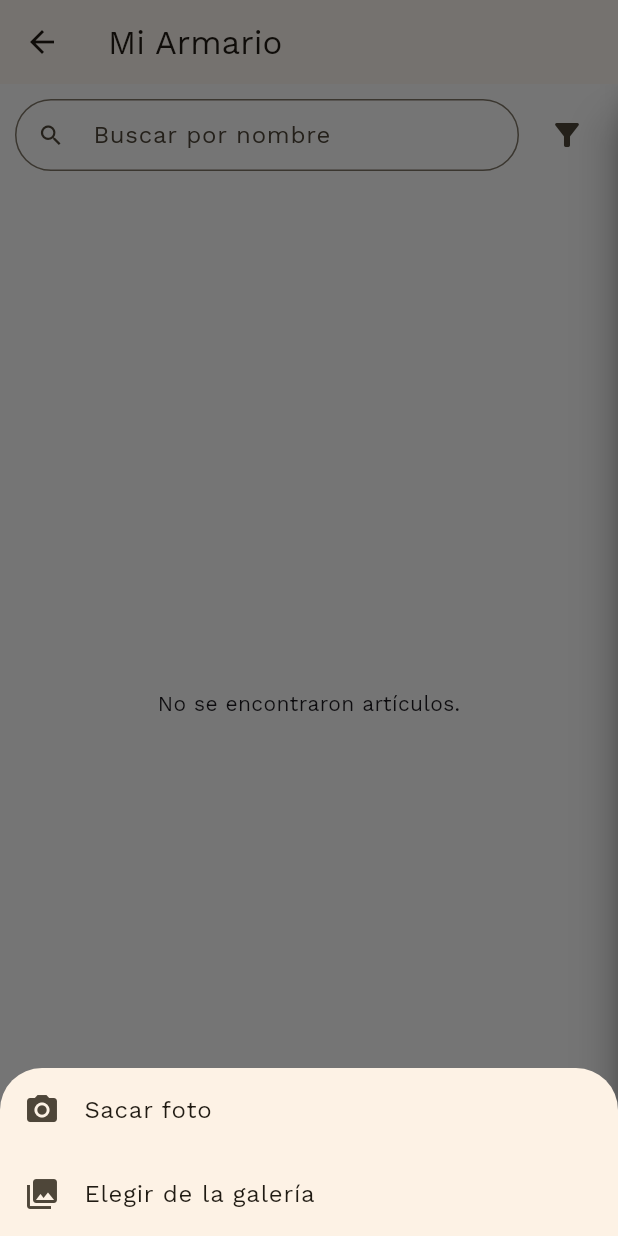
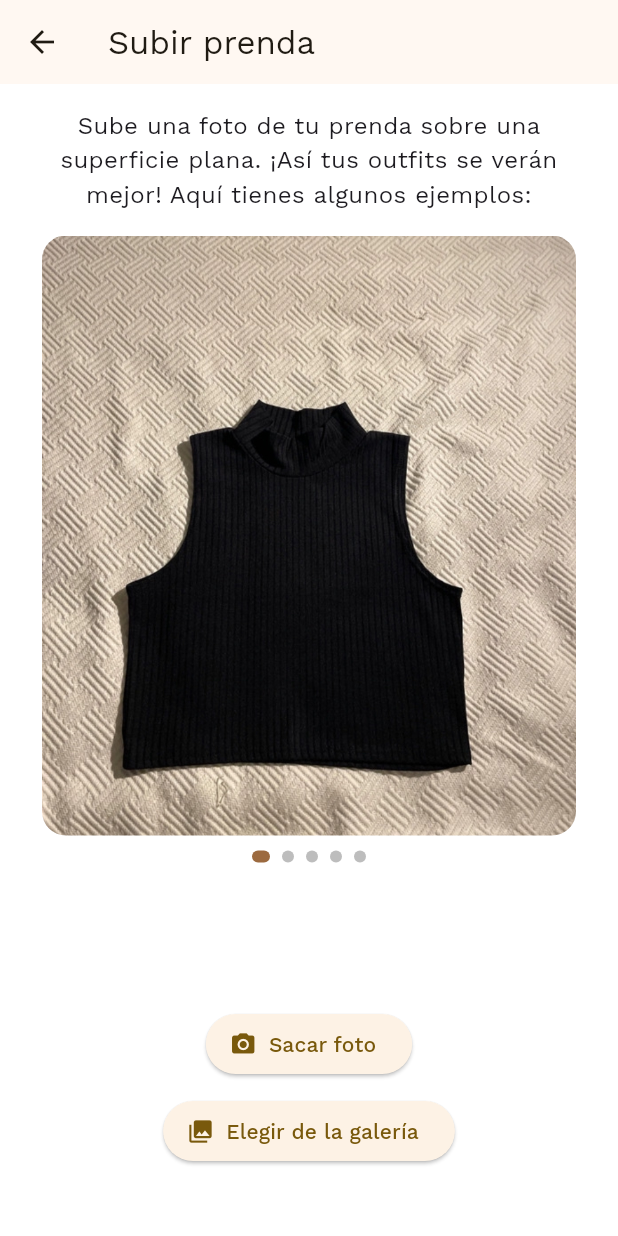
Before and after one commit to sarachillon/reverie, a Flutter app: the ArmarioScreen screen opened directly, after a tap on the "add" icon, on a phone screen of 412 x 824 dp. Run offline on Flutter 3.47's test engine with Material 3 defaults, Android fonts, the phone set to English and light mode, and no system bars; our stand-ins replace device_info_plus, flutter_dotenv, google_fonts, google_sign_in, image_picker, permission_handler and 1 more; accounts and stored records are empty.

Commit message:
ejemplos de como subir articulos

```diff
--- a/frontend/lib/screens/armarioVirtual/armario_screen.dart
+++ b/frontend/lib/screens/armarioVirtual/armario_screen.dart
@@ -2,6 +2,7 @@ import 'dart:io';
 import 'package:flutter/material.dart';
 import 'package:frontend/screens/armarioVirtual/filtros_articulo_propio_screen.dart';
 import 'package:frontend/screens/armarioVirtual/formulario_articulo_screen.dart';
+import 'package:frontend/screens/armarioVirtual/subir_foto_screen.dart';
 import 'package:image_picker/image_picker.dart';
 import 'package:permission_handler/permission_handler.dart';
 import 'package:device_info_plus/device_info_plus.dart';
@@ -288,12 +289,21 @@ class _ArmarioScreenState extends State<ArmarioScreen> {
         ],
       ),
       floatingActionButton: _mostrarFiltros
-          ? null
-          : FloatingActionButton(
-              onPressed: () => _mostrarOpcionesImagen(context),
-              child: const Icon(Icons.add),
-              tooltip: 'Añadir prenda',
-            ),
+        ? null
+        : FloatingActionButton(
+            onPressed: () async {
+              final result = await Navigator.push(
+                context,
+                MaterialPageRoute(builder: (_) => const SubirFotoScreen()),
+              );
+              if (result == true) {
+                _cargarArticulosPropios(); // recarga el armario si se añadió algo
+              }
+            },
+            child: const Icon(Icons.add),
+            tooltip: 'Añadir prenda',
+          ),
+
     );
   }
 }
--- /dev/null
+++ b/frontend/lib/screens/armarioVirtual/subir_foto_screen.dart
@@ -0,0 +1,154 @@
+import 'dart:io';
+import 'package:flutter/material.dart';
+import 'package:image_picker/image_picker.dart';
+import 'package:permission_handler/permission_handler.dart';
+import 'package:device_info_plus/device_info_plus.dart';
+import 'package:frontend/screens/armarioVirtual/formulario_articulo_screen.dart';
+
+class SubirFotoScreen extends StatefulWidget {
+  const SubirFotoScreen({super.key});
+
+  @override
+  State<SubirFotoScreen> createState() => _SubirFotoScreenState();
+}
+
+class _SubirFotoScreenState extends State<SubirFotoScreen> {
+  File? _imageFile;
+  bool _isPicking = false;
+  final PageController _pageController = PageController();
+  int _paginaActual = 0;
+
+  final List<String> ejemplos = [
+    'assets/articulos/top_negro.png',
+    'assets/articulos/falda_cuadros.png',
+    'assets/articulos/vaqueros_pull.png',
+    'assets/articulos/botas_altas.png',
+    'assets/articulos/camiseta_larga.png',
+  ];
+
+  Future<void> _pedirPermisos() async {
+    Map<Permission, PermissionStatus> statuses;
+
+    if (Platform.isAndroid) {
+      final sdk = (await DeviceInfoPlugin().androidInfo).version.sdkInt;
+      statuses = sdk >= 33
+          ? await [Permission.camera, Permission.photos].request()
+          : await [Permission.camera, Permission.storage].request();
+    } else {
+      statuses = await [Permission.camera, Permission.photos].request();
+    }
+
+    if (statuses.values.any((status) => status.isPermanentlyDenied)) {
+      await showDialog(
+        context: context,
+        builder: (_) => AlertDialog(
+          title: const Text('Permisos necesarios'),
+          content: const Text('Concede los permisos necesarios en la configuración.'),
+          actions: [
+            TextButton(onPressed: () => Navigator.pop(context), child: const Text('Cancelar')),
+            TextButton(onPressed: () => openAppSettings(), child: const Text('Abrir configuración')),
+          ],
+        ),
+      );
+    }
+  }
+
+  Future<void> _seleccionarImagen(ImageSource source) async {
+    if (_isPicking) return;
+    _isPicking = true;
+
+    try {
+      await _pedirPermisos();
+      final picker = ImagePicker();
+      final pickedFile = await picker.pickImage(source: source);
+
+      if (pickedFile != null) {
+        _imageFile = File(pickedFile.path);
+
+        final result = await Navigator.push(
+          context,
+          MaterialPageRoute(
+            builder: (_) => FormularioArticuloScreen(imagenFile: _imageFile!),
+          ),
+        );
+
+        if (result == true) {
+          Navigator.pop(context, true);
+        }
+      }
+    } catch (e) {
+      print("Error al seleccionar o sacar una foto: $e");
+    } finally {
+      _isPicking = false;
+    }
+  }
+
+  @override
+  Widget build(BuildContext context) {
+    return Scaffold(
+      appBar: AppBar(title: const Text("Subir prenda")),
+      body: Padding(
+        padding: const EdgeInsets.all(16.0),
+        child: Column(
+          children: [
+            Text(
+              "Sube una foto de tu prenda sobre una superficie plana. ¡Así tus outfits se verán mejor! Aquí tienes algunos ejemplos:",
+              textAlign: TextAlign.center,
+              style: const TextStyle(fontSize: 16),
+            ),
+            const SizedBox(height: 16),
+            SizedBox(
+              height: 400,
+              child: PageView.builder(
+                controller: _pageController,
+                itemCount: ejemplos.length,
+                onPageChanged: (index) => setState(() => _paginaActual = index),
+                itemBuilder: (_, index) {
+                  return Padding(
+                    padding: const EdgeInsets.symmetric(horizontal: 12.0),
+                    child: ClipRRect(
+                      borderRadius: BorderRadius.circular(16),
+                      child: Image.asset(
+                        ejemplos[index],
+                        fit: BoxFit.cover,
+                      ),
+                    ),
+                  );
+                },
+              ),
+            ),
+            const SizedBox(height: 10),
+            Row(
+              mainAxisAlignment: MainAxisAlignment.center,
+              children: List.generate(ejemplos.length, (index) {
+                return AnimatedContainer(
+                  duration: const Duration(milliseconds: 200),
+                  margin: const EdgeInsets.symmetric(horizontal: 4),
+                  width: _paginaActual == index ? 12 : 8,
+                  height: 8,
+                  decoration: BoxDecoration(
+                    color: _paginaActual == index ? Color(0xFF9C6A3F) : Colors.grey[400],
+                    borderRadius: BorderRadius.circular(4),
+                  ),
+                );
+              }),
+            ),
+            const Spacer(),
+            ElevatedButton.icon(
+              icon: const Icon(Icons.camera_alt),
+              label: const Text("Sacar foto"),
+              onPressed: () => _seleccionarImagen(ImageSource.camera),
+            ),
+            const SizedBox(height: 10),
+            ElevatedButton.icon(
+              icon: const Icon(Icons.photo_library),
+              label: const Text("Elegir de la galería"),
+              onPressed: () => _seleccionarImagen(ImageSource.gallery),
+            ),
+            const SizedBox(height: 30),
+          ],
+        ),
+      ),
+    );
+  }
+}
--- a/frontend/pubspec.yaml
+++ b/frontend/pubspec.yaml
@@ -81,6 +81,11 @@ flutter:
   - .env
   - assets/logo_reverie.png
   - assets/logo_reverie_text.png
+  - assets/articulos/top_negro.png
+  - assets/articulos/falda_cuadros.png
+  - assets/articulos/vaqueros_pull.png
+  - assets/articulos/botas_altas.png
+  - assets/articulos/camiseta_larga.png
   # An image asset can refer to one or more resolution-specific "variants", see
   # https://flutter.dev/to/resolution-aware-images
 
```
Also changed, not shown: frontend/assets/articulos/botas_altas.png (added), frontend/assets/articulos/camiseta_larga.png (added), frontend/assets/articulos/falda_cuadros.png (added), frontend/assets/articulos/top_negro.png (added), frontend/assets/articulos/vaqueros_pull.png (added), 1 other file.
